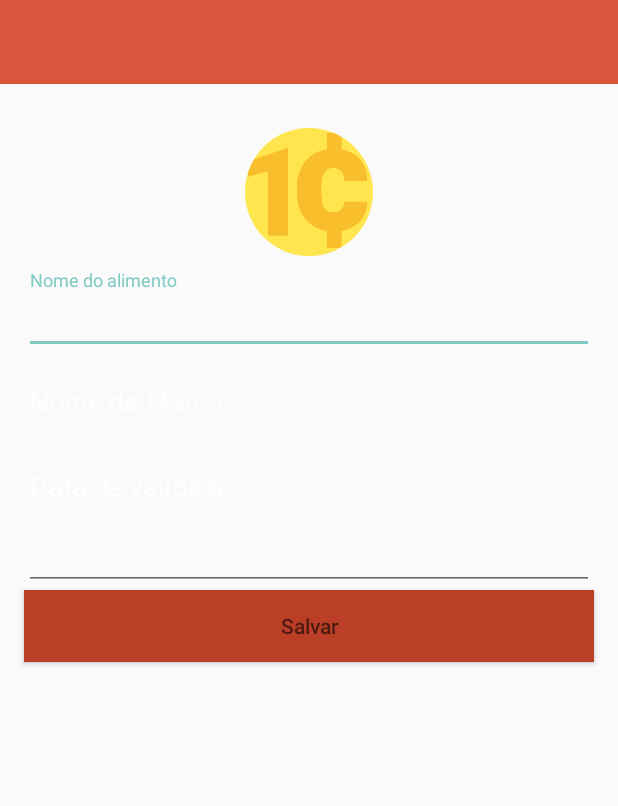
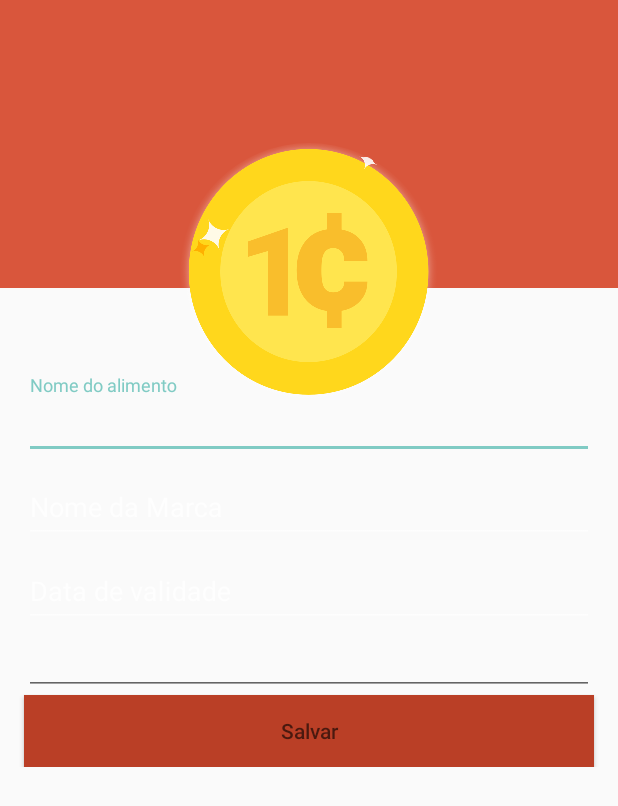
Before and after one commit to AugustoSandim-zz/foodstock-android, an Android app: the layout activity_register.xml on its own in the app's theme, with its tools: preview values and no code run, on a phone screen of 412 x 824 dp. Shown: the top 806 px of the screen. Run offline under Robolectric (Android 15) with nearby library versions, the phone set to English and light mode, and no system bars; plain views replace CircularImageView.

Commit message:
Adicionando shape in imageView

```diff
--- a/app/src/main/res/layout/activity_register.xml
+++ b/app/src/main/res/layout/activity_register.xml
@@ -14,12 +14,20 @@
             android:layout_height="wrap_content"
             android:orientation="vertical">
 
+            <android.support.design.widget.AppBarLayout
+                android:layout_width="match_parent"
+                android:layout_height="192dp">
+
+                <android.support.design.widget.CollapsingToolbarLayout
+                    android:layout_width="match_parent"
+                    android:layout_height="match_parent"
+                    app:layout_scrollFlags="scroll|exitUntilCollapsed">
+
                     <android.support.v7.widget.Toolbar
                         android:id="@+id/toolbar"
                         android:layout_width="match_parent"
                         android:layout_height="?attr/actionBarSize"
-                android:layout_gravity="top"
-                android:background="@color/colorPrimary">
+                        app:layout_collapseMode="pin">
 
                         <TextView
                             android:id="@+id/textview_toolbar_title"
@@ -28,23 +36,25 @@
                             android:textColor="@color/cardview_light_background"
                             android:textSize="20sp" />
                     </android.support.v7.widget.Toolbar>
+                </android.support.design.widget.CollapsingToolbarLayout>
+            </android.support.design.widget.AppBarLayout>
         </LinearLayout>
 
         <com.github.siyamed.shapeimageview.CircularImageView
-            android:layout_width="165dp"
-            android:layout_height="match_parent"
+            android:layout_width="wrap_content"
+            android:layout_height="wrap_content"
             android:layout_gravity="center_horizontal|top"
-            android:padding="40dp"
+            android:layout_marginTop="93dp"
+            app:siBorderColor = "@color/colorPrimaryDark"
             android:src="@drawable/ic_coin_one_credit"
-            app:siBorderColor="@color/colorPrimaryDark"
             app:siBorderWidth="6dp" />
+
     </FrameLayout>
 
     <ScrollView
         android:layout_width="match_parent"
         android:layout_height="match_parent"
-        android:layout_marginTop="180dp"
-        android:fillViewport="true"
+        android:layout_marginTop="250dp"
         android:scrollbars="none">
 
         <LinearLayout
@@ -115,7 +125,6 @@
                 android:background="@color/colorPrimaryDark"
                 android:hint="Salvar" />
         </LinearLayout>
-
     </ScrollView>
 
 </FrameLayout>
```
Lines whose indentation alone changed are shown as unchanged.
